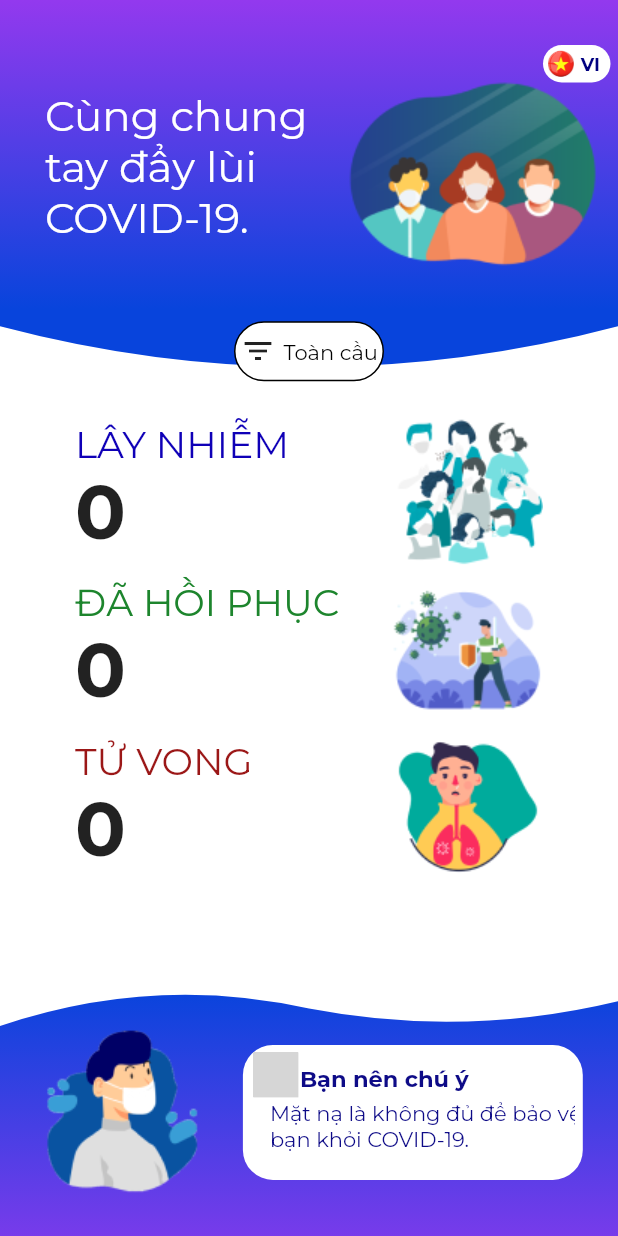
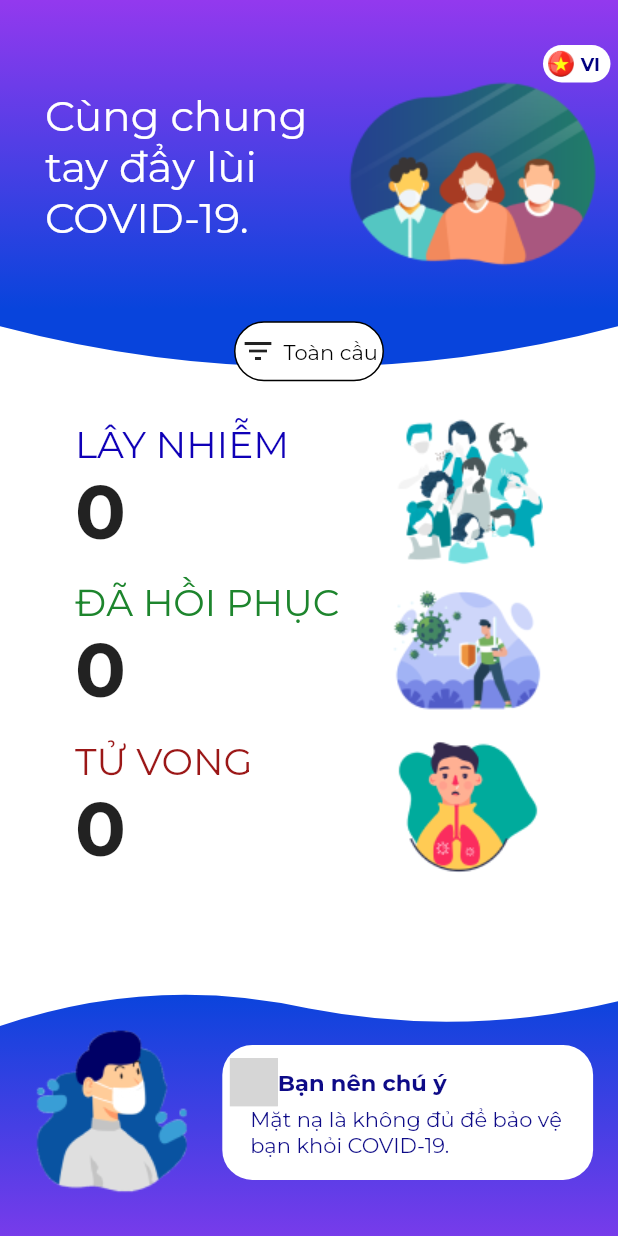
Before and after one commit to AgamottoZ/covid_tracker, a Flutter app: the screen it shows after launch, on a phone screen of 412 x 824 dp. Run offline on Flutter 3.47's test engine with Material 2 defaults, Android fonts, the phone set to English and light mode, and no system bars; drawn by our look-alikes of flare_flutter; our stand-ins replace dio, easy_localization, flutter_dotenv, flutter_swiper, get_it, google_fonts and 3 more; missing offline and left inert: ansicolor, flutter_echarts; network calls fail; project files that could hold a hidden picture were left out; grey boxes are pictures that could not be loaded.

Commit message:
Minor refactor sizing for bottom banner

```diff
--- a/lib/screens/home/home_screen.dart
+++ b/lib/screens/home/home_screen.dart
@@ -52,7 +52,8 @@ class HomeScreenState extends State<HomeScreen> with ScrollControllerMixin {
           context: context,
           barrierDismissible: false,
           builder: (BuildContext dialogContext) {
-            Future.delayed(Duration(seconds: 2), ()=> Navigator.of(context).pop());
+            Future.delayed(
+                Duration(seconds: 2), () => Navigator.of(context).pop());
             return Stack(
               alignment: AlignmentDirectional.center,
               children: <Widget>[
@@ -339,33 +340,30 @@ class HomeScreenState extends State<HomeScreen> with ScrollControllerMixin {
             children: <Widget>[
               Image.asset('assets/images/man.png'),
               Container(
-                width: _screenSize.width * 0.55,
+                width: _screenSize.width * 0.6,
                 height: 90,
-                padding: EdgeInsets.all(5),
+                padding: EdgeInsets.symmetric(vertical: 5),
                 decoration: BoxDecoration(
                   color: Colors.white,
                   borderRadius: BorderRadius.circular(20),
                 ),
-                child: Stack(
-                  alignment: AlignmentDirectional.center,
+                child: Column(
+                  mainAxisAlignment: MainAxisAlignment.center,
                   children: <Widget>[
-                    Positioned(
-                      top: 0,
-                      left: 2,
-                      child: Container(
-                        width: 30,
-                        height: 30,
+                    Row(
+                      mainAxisAlignment: MainAxisAlignment.start,
+                      children: <Widget>[
+                        SizedBox(width: 5),
+                        Container(
+                          width: 32,
+                          height: 32,
                           child: FlareActor(
                             'assets/animation/bulb.flr',
                             animation: 'Loop',
                             fit: BoxFit.contain,
                           ),
                         ),
-                    ),
-                    Positioned(
-                      top: 8,
-                      left: 33,
-                      child: Text(
+                        Text(
                           tr('tip_question'),
                           style: GoogleFonts.montserrat(
                             color: Color(0xFF0E0B87),
@@ -373,11 +371,9 @@ class HomeScreenState extends State<HomeScreen> with ScrollControllerMixin {
                             fontWeight: FontWeight.bold,
                           ),
                         ),
+                      ],
                     ),
-                    Positioned(
-                      left: 13,
-                      top: 32,
-                      child: Container(
+                    Container(
                       width: 210,
                       height: 40,
                       child: Swiper(
@@ -393,26 +389,6 @@ class HomeScreenState extends State<HomeScreen> with ScrollControllerMixin {
                         ),
                       ),
                     ),
-                    ),
-//                    Positioned(
-//                      bottom: 0,
-//                      child: SizedBox(
-//                        width: 35,
-//                        child: Row(
-//                          mainAxisAlignment: MainAxisAlignment.spaceBetween,
-//                          children: List<Widget>.generate(
-//                            3,
-//                            (index) => CircleAvatar(
-//                              minRadius: 4,
-//                              maxRadius: 4,
-//                              backgroundColor: _currentIndex == index
-//                                  ? UIColors.purple
-//                                  : Colors.grey[300],
-//                            ),
-//                          ),
-//                        ),
-//                      ),
-//                    )
                   ],
                 ),
               )
```
Lines whose indentation alone changed are shown as unchanged.
